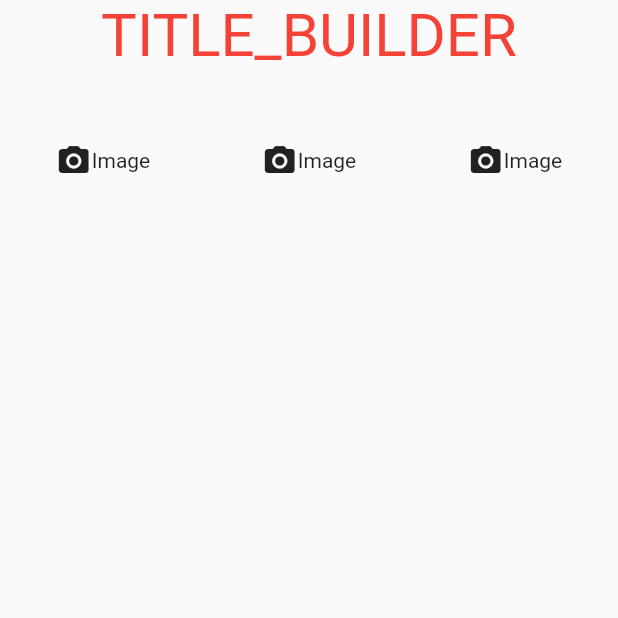
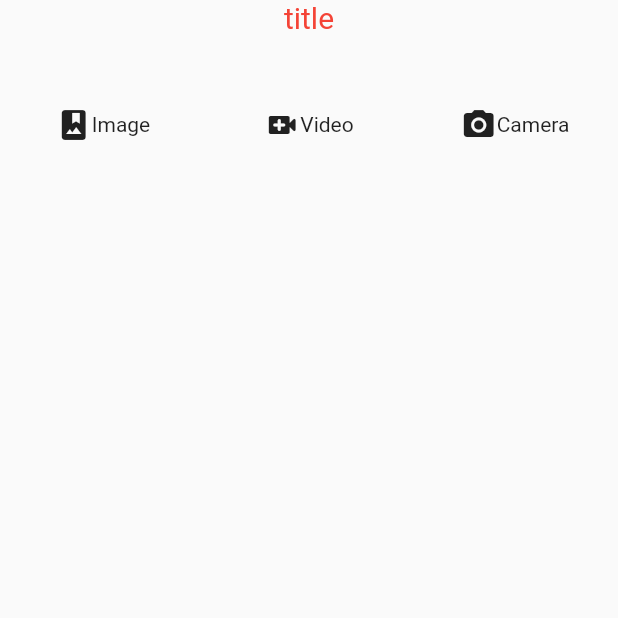
Before and after one commit to saanghyuk/flutter-blossom-app, a Flutter app: the screen it shows after launch, on a phone screen of 412 x 824 dp, the top half of it. Run offline on Flutter 3.47's test engine with Material 2 defaults, Android fonts, the phone set to English and light mode, and no system bars.

Commit message:
builder version

```diff
--- a/lib/project/components/pages/main/materialMainPageComponent.dart
+++ b/lib/project/components/pages/main/materialMainPageComponent.dart
@@ -1,4 +1,4 @@
-import 'package:blossom/project/widgets/inputWidget.dart';
+import 'package:blossom/project/widgets/feedInput.dart';
 import 'package:blossom/project/widgets/pages/mainPage/materialMainPage.dart';
 import 'package:flutter/material.dart';
 // import 'package:flutter/widgets.dart';
@@ -8,43 +8,35 @@ class MaterialMainPageComponent extends StatelessWidget {
 
   @override
   Widget build(BuildContext context) {
-    return MaterialMainPage(
-      // inputWidget: const FeedInput(
-      //   title: 'Hello'
-      // ),
-
-      // BottomNavigation
-      // FeedInput(
-      //   onTap: (int index){
-      //    onTap달아주는 부분 꼭 찾아보기
-      //   }
-      //   children: [
-      //    FeedButton.item(title : "", icon: "Icons.person"),
-      //    FeedButton(),
-      //    FeedButton()
-      //   ]
-      // )
-      // ListView, GridView 따라하기
-      inputWidget: FeedInput.builder(
-        title: "TITLE_BUILDER",
+    return MaterialMainPage(inputWidget: FeedInput.builder(
+        title: "title",
         buttonCount: 3,
         builder: (BuildContext context, int index){
-          // if(index == 0) return FeedButton(title: );
-          // if(index == 1) return FeedButton(title: );
-          // if(index == 2) return FeedButton(title: );
-          return Expanded(
-            child: FeedButton(
-                title: "Image",
-                icon: Icons.camera_alt,
-                onTap: (){
-                  if(index == 0){
-                    print("a");
-                  }
-                }
-            ),
-          );
-        }
-      ),
+              if(index == 0) return Expanded(
+                  child: FeedButton(
+                      title: "Image",
+                      icon: Icons.photo_album,
+                      onTap: () async {
+                        print("0 clicked");
+                      },
+                  ));
+              else if(index == 1) return Expanded(
+                  child: FeedButton(
+                      title: "Video",
+                      icon: Icons.video_call_rounded,
+                      onTap: () async {
+                        print("1 clicked");
+                      }
+                  ));
+              return Expanded(
+                  child: FeedButton(
+                      title: "Camera",
+                      icon: Icons.camera_alt,
+                      onTap: () async {
+                        print("2 clicked");
+                      }
+                  ));
+        })
     );
   }
 }
--- /dev/null
+++ b/lib/project/widgets/feedInput.dart
@@ -0,0 +1,99 @@
+import 'package:flutter/material.dart';
+import 'package:flutter/widgets.dart';
+
+class FeedInput extends StatelessWidget {
+  final String title;
+  final bool _isDefault;
+  final int? _buttonCount;
+  final Widget Function(BuildContext, int)? _builder;
+  const FeedInput({Key? key, required this.title})
+      : _isDefault= true, _builder = null, _buttonCount = null, super(key: key);
+  const FeedInput.builder({
+    required this.title,
+    required int buttonCount,
+    required Widget Function(BuildContext, int) builder})
+      : _isDefault = false, _builder = builder, _buttonCount = buttonCount;
+
+
+
+  @override
+  Widget build(BuildContext context) {
+    final Widget _c = Container();
+    const TextStyle _textTxtStyle = const TextStyle(
+      fontSize: 20.0,
+      color: Colors.red,
+    );
+
+    return Container(
+        child: Column(
+          children: [
+            Container(
+                child: Text(
+                  // this.title,
+                  this.title,
+                  style: _textTxtStyle
+                )
+            ),
+            Container(
+              child: TextField(
+                decoration: InputDecoration(
+                  border: InputBorder.none,
+                  contentPadding: EdgeInsets.only(left: 10.0),
+                ),
+              )
+            ),
+            Container(
+                child: Row(
+                  children: this._btns(context),
+                )
+            )
+          ],
+        )
+
+    );
+
+  }
+
+  List<Widget> _btns(BuildContext context){
+    if(!this._isDefault) return List<int>.generate(
+        this._buttonCount!, (int index) => index).map<Widget>(
+            (int index) => this._builder!(context, index)).toList();
+    return [
+      Expanded(child: FeedButton(title: "Image", icon: Icons.camera_alt)),
+      Expanded(child: FeedButton(title: "Image", icon: Icons.camera_alt)),
+      Expanded(child: FeedButton(title: "Image", icon: Icons.camera_alt)),
+    ];
+
+  }
+}
+
+
+
+class FeedButton extends StatelessWidget {
+  final String title;
+  final IconData icon;
+  final Future<void> Function()? onTap;
+
+  const FeedButton({
+    Key? key,
+    required this.title,
+    required this.icon,
+    this.onTap
+  }) : super(key: key);
+
+  @override
+  Widget build(BuildContext context) {
+    return InkWell(
+      onTap: this.onTap,
+      child: Container(
+        child: Row(
+          mainAxisAlignment: MainAxisAlignment.center,
+          children: [
+            Icon(this.icon),
+            Text(this.title)
+          ],
+        )
+      ),
+    );
+  }
+}
--- a/lib/project/widgets/inputWidget.dart
+++ /dev/null
@@ -1,96 +0,0 @@
-import 'dart:async';
-
-import 'package:flutter/material.dart';
-
-
-class FeedInput extends StatelessWidget {
-  final String title;
-  // 넣는거, 받는거 두 가지로 쓸 것.
-  final bool _isDefault;
-
-
-  final int? _buttonCount;
-  final Widget Function(BuildContext, int)? _builder;
-  const FeedInput({Key? key, required this.title})
-      : _isDefault = true, _builder=null, _buttonCount = null, super(key: key);
-  const FeedInput.builder({
-    required this.title,
-    required int buttonCount,
-    required Widget Function(BuildContext, int) builder
-  }) : _isDefault = false, _buttonCount = buttonCount, _builder = builder;
-
-
-  final TextStyle _titleTxtStyle = const TextStyle(
-    fontSize: 40.0,
-    color: Colors.red,
-  );
-
-  @override
-  Widget build(BuildContext context) {
-    // final Widget _c = Container();
-    return Container(
-      child: Column(
-        children: [
-          Container(
-            child: Text(
-              this.title,
-              style: this._titleTxtStyle,
-            ),
-          ),
-          Container(
-            child: TextField(
-              decoration: InputDecoration(
-                border: InputBorder.none, //OutlineInputBorder
-                contentPadding: EdgeInsets.only(left:10.0),
-              ),
-            ),
-          ),
-          Container(
-            child: Row(
-              children: this._btns(context),
-            )
-          )
-        ],
-      )
-    );
-  }
-
-  List<Widget> _btns(BuildContext context){
-    if(!this._isDefault) return List<int>.generate(
-          this._buttonCount!,
-          (index) => index).map<Widget>((int index) => this._builder!(context, index)).toList();;
-    return [
-      Expanded(child: FeedButton(title: "image", icon: Icons.camera_alt )),
-      Expanded(child: FeedButton(title: "image", icon: Icons.camera_alt )),
-      Expanded(child: FeedButton(title: "image", icon: Icons.camera_alt )),
-    ];
-  }
-}
-
-
-class FeedButton extends StatelessWidget {
-  final String title;
-  final IconData icon;
-  final FutureOr<void> Function()? onTap;
-  const FeedButton({
-    Key? key,
-    required this.title,
-    required this.icon,
-    this.onTap}) : super(key: key);
-
-  @override
-  Widget build(BuildContext context) {
-    return InkWell(
-      onTap: this.onTap,
-      child: Container(
-          child: Row(
-            mainAxisAlignment: MainAxisAlignment.center,
-            children: [
-              Icon(this.icon),
-              Text(this.title),
-            ],
-          )
-      ),
-    );
-  }
-}
```
